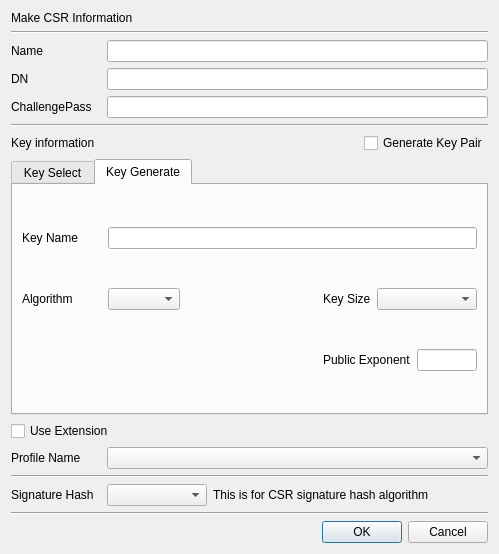
The window that CertMan/make_req_dlg.ui (jykim74/CertMan) describes before a commit, drawn with Qt 5.
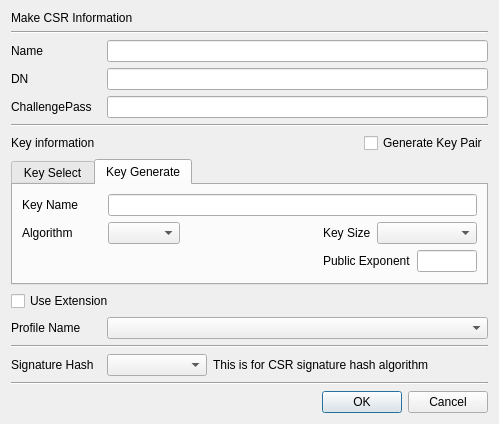
The same window after the commit.

What changed in the file:
```diff
--- a/CertMan/make_req_dlg.ui
+++ b/CertMan/make_req_dlg.ui
@@ -7,7 +7,7 @@
     <x>0</x>
     <y>0</y>
     <width>499</width>
-    <height>554</height>
+    <height>409</height>
    </rect>
   </property>
   <property name="windowTitle">
```
